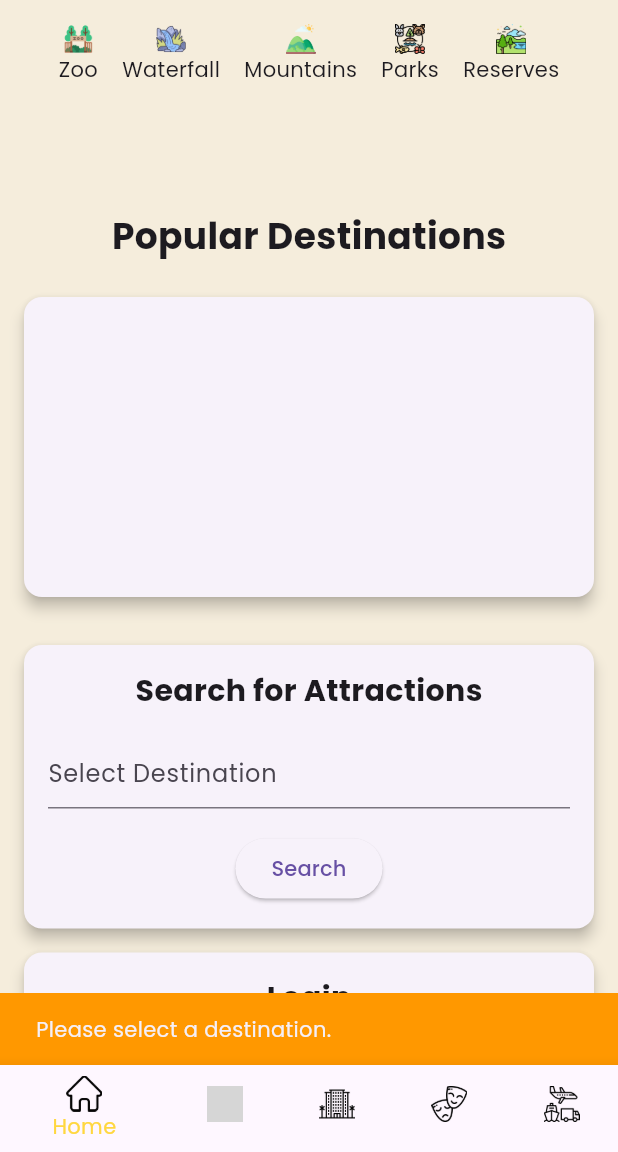
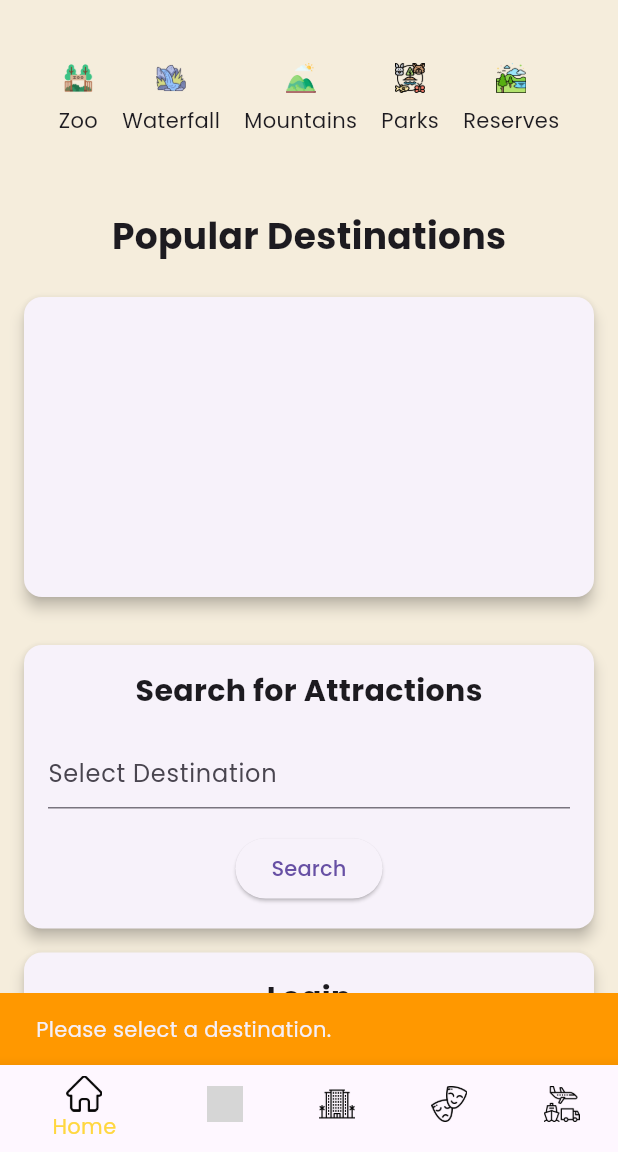
Before and after one commit to jimmyurl/safari-app-with-flutter, a Flutter app: the screen it shows after launch, after a tap on "Search", on a phone screen of 412 x 824 dp, the part 84-1236 px from its top. Run offline on Flutter 3.47's test engine with Material 3 defaults, Android fonts, the phone set to English and light mode, and no system bars; drawn by our look-alikes of carousel_slider; our stand-ins replace animated_text_kit, appwrite, flutter_typeahead, google_fonts, image_picker, photo_view and 1 more; accounts and stored records are empty; network calls fail; grey boxes are pictures that could not be loaded.

Commit message:
another update

```diff
--- a/lib/main.dart
+++ b/lib/main.dart
@@ -15,9 +15,9 @@ void main() async {
   // Initialize Supabase
   await Supabase.initialize(
     url:
-        'your-supabase-url', // Replace with your Supabase URL
+        'https://ajlzuhtyyaxlobcljusi.supabase.co/', // Replace with your Supabase URL
     anonKey:
-        'your-supabase-key', // Replace with your Supabase anon key
+        'eyJhbGciOiJIUzI1NiIsInR5cCI6IkpXVCJ9.eyJpc3MiOiJzdXBhYmFzZSIsInJlZiI6ImFqbHp1aHR5eWF4bG9iY2xqdXNpIiwicm9sZSI6ImFub24iLCJpYXQiOjE3MjM3MTA1NTAsImV4cCI6MjAzOTI4NjU1MH0.3deZCnbg63e5JUgupnACPfpATw7ViKe9V08Eq9L5G74', // Replace with your Supabase anon key
   );
 
   runApp(MyApp());
--- a/lib/screens/homepage.dart
+++ b/lib/screens/homepage.dart
@@ -19,7 +19,7 @@ class HomePage extends StatefulWidget {
 }
 
 class _HomePageState extends State<HomePage> {
-  List<hotelModel.Hotel> popularDestinations = [];
+  List popularDestinationsImages = [];
   final TextEditingController _destinationController = TextEditingController();
   String selectedDestination = '';
   bool isLoginMode = true;
@@ -27,50 +27,40 @@ class _HomePageState extends State<HomePage> {
   @override
   void initState() {
     super.initState();
-    _fetchPopularDestinations();
+    _fetchPopularDestinationsImages();
   }
 
-  Future<void> _fetchPopularDestinations() async {
+  Future _fetchPopularDestinationsImages() async {
     final client = Supabase.instance.client;
+    try {
+      // List files in the 'Popular-destinations' folder
+      final List storageResponse = await client.storage
+          .from('images')
+          .list(path: 'Popular-destinations');
 
-    try {
-      final response = await client.from('hotels').select().maybeSingle();
+      // Extract the URLs of the images
+      final List imageUrls =
+          await Future.wait(storageResponse.map((file) async {
+        return client.storage
+            .from('images')
+            .getPublicUrl('Popular-destinations/${file.name}');
+      }));
 
-      if (response != null) {
-        final List<dynamic> responseData = response as List<dynamic>;
+      // Debugging: Log the fetched image URLs
+      print('Fetched Image URLs: $imageUrls');
 
-        final List<hotelModel.Hotel> hotels =
-            responseData.map<hotelModel.Hotel>((json) {
-          return hotelModel.Hotel(
-            id: json['id'] as String,
-            title: json['title'] as String,
-            description: json['description'] as String,
-            imageUrls: List<String>.from(json['imageUrls'] as List),
-            rating: (json['rating'] as num).toDouble(),
-            location: json['location'] as String,
-            zone: json['zone'] as String,
-            hotelClass: json['hotelClass'] as String,
-            amenities: List<String>.from(json['amenities'] as List),
-            phoneNumbers: List<String>.from(json['phoneNumbers'] as List),
-            latitude: (json['latitude'] as num).toDouble(),
-            longitude: (json['longitude'] as num).toDouble(),
-          );
-        }).toList();
-
+      // Update the state with the fetched image URLs
       setState(() {
-          popularDestinations = hotels;
+        popularDestinationsImages = imageUrls;
       });
-      }
     } catch (err) {
-      print('Error: $err');
-      if (mounted) {
+      // Handle exception (Optional)
       ScaffoldMessenger.of(context).showSnackBar(
         SnackBar(
-            content: Text('Error fetching destinations: $err'),
+          content: Text('Error fetching images: $err'),
           backgroundColor: Theme.of(context).colorScheme.error,
         ),
       );
-      }
     }
   }
 
@@ -113,10 +103,7 @@ class _HomePageState extends State<HomePage> {
             const SizedBox(height: 8.0),
             const Text(
               'Popular Destinations',
-              style: TextStyle(
-                fontSize: 24,
-                fontWeight: FontWeight.bold,
-              ),
+              style: TextStyle(fontSize: 24, fontWeight: FontWeight.bold),
             ),
             const SizedBox(height: 16.0),
             Card(
@@ -138,18 +125,14 @@ class _HomePageState extends State<HomePage> {
                         enableInfiniteScroll: true,
                         enlargeCenterPage: true,
                       ),
-                      items: popularDestinations.map((destination) {
+                      items: popularDestinationsImages.map((imageUrl) {
                         return Container(
                           margin: const EdgeInsets.symmetric(horizontal: 8),
                           decoration: BoxDecoration(
                             borderRadius: BorderRadius.circular(8),
                             image: DecorationImage(
-                              image: NetworkImage(
-                                  destination.imageUrls.isNotEmpty
-                                      ? destination.imageUrls[0]
-                                      : 'https://example.com/placeholder.jpg'),
-                              fit: BoxFit.cover,
-                            ),
+                                image: NetworkImage(imageUrl),
+                                fit: BoxFit.cover),
                           ),
                           child: Stack(
                             children: [
@@ -164,21 +147,15 @@ class _HomePageState extends State<HomePage> {
                                     crossAxisAlignment:
                                         CrossAxisAlignment.start,
                                     children: [
-                                      Text(
-                                        destination.title,
+                                      Text('Title Placeholder',
                                           style: const TextStyle(
                                               color: Colors.white,
                                               fontSize: 18,
-                                          fontWeight: FontWeight.bold,
-                                        ),
-                                      ),
-                                      Text(
-                                        destination.location,
+                                              fontWeight: FontWeight.bold)),
+                                      Text('Location Placeholder',
                                           style: const TextStyle(
                                               color: Colors.white,
-                                          fontSize: 14,
-                                        ),
-                                      ),
+                                              fontSize: 14)),
                                     ],
                                   ),
                                 ),
@@ -204,13 +181,13 @@ class _HomePageState extends State<HomePage> {
                   children: [
                     const Text(
                       'Search for Attractions',
-                      style: TextStyle(
-                        fontSize: 20,
-                        fontWeight: FontWeight.bold,
+                      style:
+                          TextStyle(fontSize: 20, fontWeight: FontWeight.bold),
                     ),
+                    const SizedBox(
+                      height: 16.0,
                     ),
-                    const SizedBox(height: 16.0),
-                    TypeAheadFormField<String>(
+                    TypeAheadFormField(
                       textFieldConfiguration: TextFieldConfiguration(
                         controller: _destinationController,
                         decoration: const InputDecoration(
@@ -218,11 +195,11 @@ class _HomePageState extends State<HomePage> {
                         ),
                       ),
                       suggestionsCallback: (pattern) async {
-                        return popularDestinations
-                            .where((hotel) => hotel.location
+                        return popularDestinationsImages
+                            .where((url) => url
                                 .toLowerCase()
                                 .contains(pattern.toLowerCase()))
-                            .map((hotel) => hotel.location)
+                            .map((url) => url)
                             .toList();
                       },
                       itemBuilder: (context, suggestion) {
@@ -237,7 +214,9 @@ class _HomePageState extends State<HomePage> {
                         });
                       },
                     ),
-                    const SizedBox(height: 16.0),
+                    const SizedBox(
+                      height: 16.0,
+                    ),
                     ElevatedButton(
                       onPressed: () {
                         if (selectedDestination.isNotEmpty) {
@@ -277,38 +256,47 @@ class _HomePageState extends State<HomePage> {
                     Text(
                       isLoginMode ? 'Login' : 'Sign Up',
                       style: const TextStyle(
-                        fontSize: 20,
-                        fontWeight: FontWeight.bold,
+                          fontSize: 20, fontWeight: FontWeight.bold),
                     ),
+                    const SizedBox(
+                      height: 16.0,
                     ),
-                    const SizedBox(height: 16.0),
                     TextField(
                       decoration: const InputDecoration(
                         labelText: 'Email',
                       ),
                     ),
-                    const SizedBox(height: 8.0),
+                    const SizedBox(
+                      height: 8.0,
+                    ),
                     TextField(
                       decoration: const InputDecoration(
                         labelText: 'Password',
                       ),
                       obscureText: true,
                     ),
-                    if (!isLoginMode) const SizedBox(height: 8.0),
+                    if (!isLoginMode)
+                      const SizedBox(
+                        height: 8.0,
+                      ),
                     TextField(
                       decoration: const InputDecoration(
                         labelText: 'Confirm Password',
                       ),
                       obscureText: true,
                     ),
-                    const SizedBox(height: 16.0),
+                    const SizedBox(
+                      height: 16.0,
+                    ),
                     ElevatedButton(
                       onPressed: () {
-                        // Handle login or sign-up logic
+                        // Handle login/signup logic
                       },
                       child: Text(isLoginMode ? 'Login' : 'Sign Up'),
                     ),
-                    const SizedBox(height: 16.0),
+                    const SizedBox(
+                      height: 8.0,
+                    ),
                     TextButton(
                       onPressed: () {
                         setState(() {
@@ -316,15 +304,8 @@ class _HomePageState extends State<HomePage> {
                         });
                       },
                       child: Text(isLoginMode
-                          ? 'Need an account? Sign Up'
+                          ? 'Don\'t have an account? Sign Up'
                           : 'Already have an account? Login'),
-                    ),
-                    const SizedBox(height: 16.0),
-                    ElevatedButton(
-                      onPressed: () {
-                        // Handle Gmail login
-                      },
-                      child: const Text('Login with Gmail'),
                     ),
                   ],
                 ),
@@ -342,22 +323,21 @@ class _HomePageState extends State<HomePage> {
       onTap: () {
         Navigator.push(
           context,
-          MaterialPageRoute(builder: (context) => page),
+          MaterialPageRoute(
+            builder: (context) => page,
+          ),
         );
       },
       child: Column(
+        mainAxisAlignment: MainAxisAlignment.center,
         children: [
           Image.asset(
             iconPath,
+            width: 20,
             height: 20,
-            width: 20,
           ),
-          Text(
-            label,
-            style: const TextStyle(
-              fontSize: 14,
-            ),
-          ),
+          const SizedBox(height: 8),
+          Text(label),
         ],
       ),
     );
```
Lines whose indentation alone changed are shown as unchanged.
